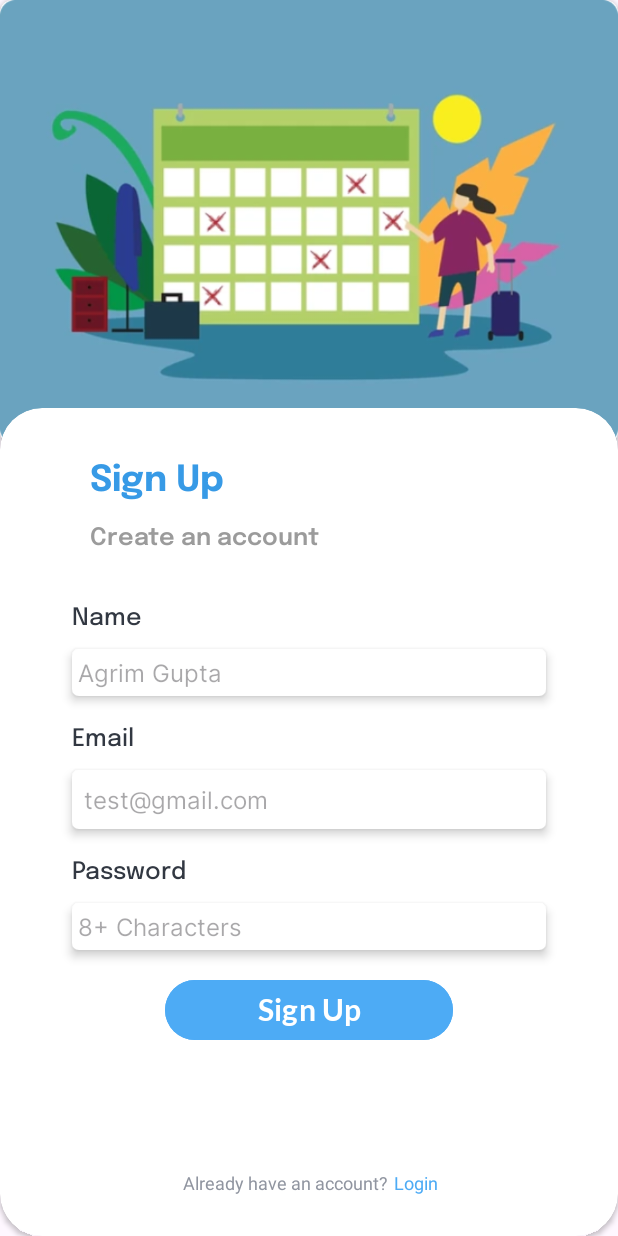
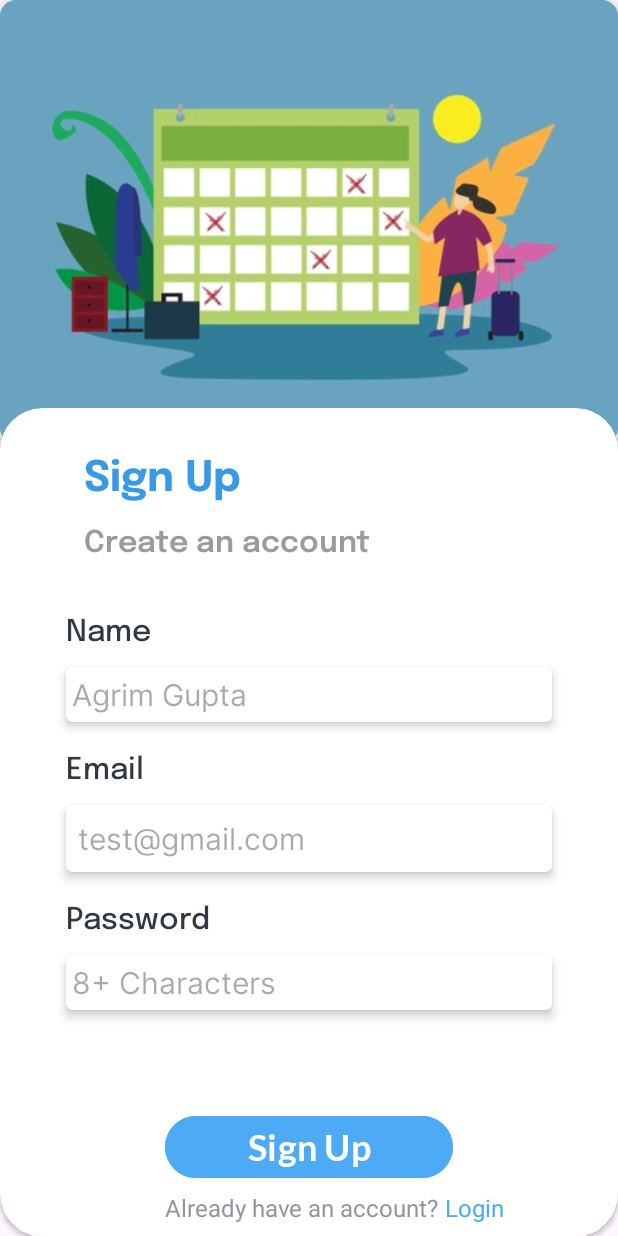
Before and after one commit to bsoc-bitbyte/myLeave, an Android app: the screen it shows after launch (SignUpActivity), on a phone screen of 412 x 824 dp. Run offline under Robolectric (Android 15) with nearby library versions, the phone set to English and light mode, and no system bars.

Commit message:
change in font sizes and margins

```diff
--- a/app/src/main/java/com/example/myleave/ui/home/LoginActivity.java
+++ /dev/null
@@ -1,6 +0,0 @@
-package com.example.myleave.ui.home;
-
-import android.app.Activity;
-
-public class LoginActivity extends Activity {
-}
--- a/app/src/main/res/layout/activity_sign_up.xml
+++ b/app/src/main/res/layout/activity_sign_up.xml
@@ -47,7 +47,7 @@
                 android:layout_width="match_parent"
                 android:layout_height="match_parent"
                 android:orientation="vertical"
-                android:padding="12dp">
+                android:padding="8dp">
 
 
                 <TextView
@@ -69,7 +69,7 @@
                     android:fontFamily="@font/epilogue_bold"
                     android:text="@string/sign_up"
                     android:textColor="@color/blue"
-                    android:textSize="24sp"
+                    android:textSize="28sp"
                     app:layout_constraintStart_toStartOf="@+id/reference"
                     app:layout_constraintTop_toTopOf="parent" />
 
@@ -81,7 +81,7 @@
                     android:fontFamily="@font/epilogue_semibold"
                     android:text="@string/create_an_account"
                     android:textColor="@color/light_grey"
-                    android:textSize="16sp"
+                    android:textSize="20sp"
                     app:layout_constraintStart_toStartOf="@+id/tvSignUp"
                     app:layout_constraintTop_toBottomOf="@+id/tvSignUp" />
 
@@ -93,7 +93,7 @@
                     android:text="@string/name"
                     android:fontFamily="@font/epilogue_medium"
                     android:textColor="@color/light_black"
-                    android:textSize="16sp"
+                    android:textSize="20sp"
                     app:layout_constraintStart_toStartOf="@+id/etName"
                     app:layout_constraintTop_toBottomOf="@+id/tvCreateAccount" />
 
@@ -109,7 +109,7 @@
                     android:fontFamily="@font/inter_regular"
                     android:padding="4dp"
                     android:textColor="@color/black"
-                    android:textSize="16sp"
+                    android:textSize="20sp"
                     app:layout_constraintEnd_toEndOf="parent"
                     app:layout_constraintStart_toStartOf="parent"
                     app:layout_constraintTop_toBottomOf="@+id/tvName" />
@@ -122,7 +122,7 @@
                     android:text="@string/email"
                     android:fontFamily="@font/epilogue_medium"
                     android:textColor="@color/light_black"
-                    android:textSize="16sp"
+                    android:textSize="20sp"
                     app:layout_constraintStart_toStartOf="@+id/tvName"
                     app:layout_constraintTop_toBottomOf="@+id/etName" />
 
@@ -137,7 +137,7 @@
                     android:background="@drawable/custom_edittext"
                     android:elevation="4dp"
                     android:hint="@string/hint_email"
-                    android:textSize="16sp"
+                    android:textSize="20sp"
                     android:inputType="textEmailAddress"
                     android:padding="8dp"
                     android:textColor="@color/black"
@@ -153,7 +153,7 @@
                     android:text="@string/password"
                     android:fontFamily="@font/epilogue_medium"
                     android:textColor="@color/light_black"
-                    android:textSize="16sp"
+                    android:textSize="20sp"
                     app:layout_constraintStart_toStartOf="@+id/tvEmail"
                     app:layout_constraintTop_toBottomOf="@+id/etEmail" />
 
@@ -164,7 +164,7 @@
                     android:layout_marginHorizontal="36dp"
                     android:layout_marginTop="12dp"
                     android:autofillHints="password"
-                    android:textSize="16sp"
+                    android:textSize="20sp"
                     android:background="@drawable/custom_edittext"
                     android:elevation="4dp"
                     android:hint="@string/condition_password"
@@ -185,25 +185,26 @@
                     android:fontFamily="@font/lato_bold"
                     android:text="@string/sign_up"
                     android:textColor="@color/white"
-                    android:textSize="20sp"
+                    android:textSize="24sp"
+                    app:layout_constraintBottom_toBottomOf="parent"
                     app:layout_constraintEnd_toEndOf="parent"
                     app:layout_constraintStart_toStartOf="parent"
-                    app:layout_constraintTop_toBottomOf="@+id/etPassword" />
+                    app:layout_constraintTop_toBottomOf="@+id/etPassword"
+                    app:layout_constraintVertical_bias="0.651" />
 
                 <TextView
                     android:id="@+id/tvAlreadyHaveAccount"
                     android:layout_width="wrap_content"
                     android:layout_height="wrap_content"
-                    android:layout_marginTop="12dp"
-                    android:layout_marginStart="12dp"
+                    android:layout_marginTop="8dp"
                     android:layout_marginBottom="4dp"
                     android:text="@string/already_have_an_account"
                     android:textColor="@color/grey"
-                    android:textSize="12sp"
+                    android:textSize="16sp"
                     app:layout_constraintBottom_toBottomOf="parent"
                     app:layout_constraintStart_toStartOf="@+id/btnSignUp"
                     app:layout_constraintTop_toBottomOf="@+id/btnSignUp"
-                    app:layout_constraintVertical_bias="0.865" />
+                    />
 
                 <TextView
                     android:id="@+id/tvLogin"
@@ -213,7 +214,7 @@
                     android:text="@string/login"
                     android:textColor="@color/btn_color"
                     android:textIsSelectable="true"
-                    android:textSize="12sp"
+                    android:textSize="16sp"
                     app:layout_constraintBottom_toBottomOf="parent"
                     app:layout_constraintStart_toEndOf="@+id/tvAlreadyHaveAccount"
                     app:layout_constraintTop_toTopOf="@+id/tvAlreadyHaveAccount"
```
Also changed, not shown: app/src/main/res/layout/activity_login.xml (+20 -22 lines).
